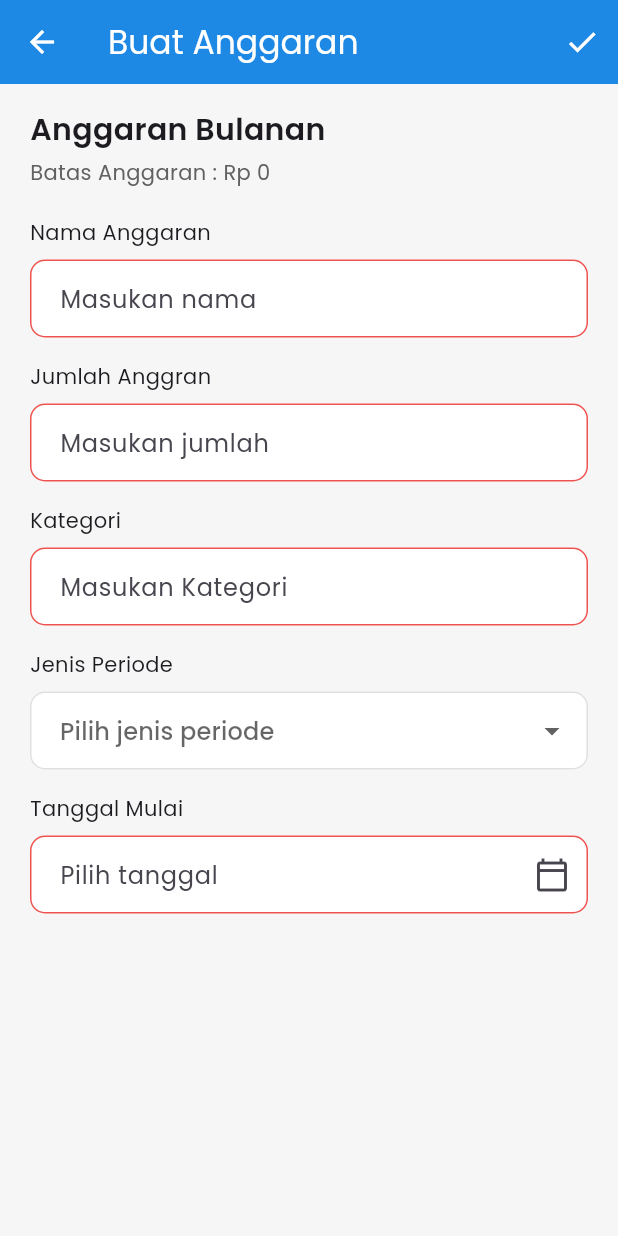
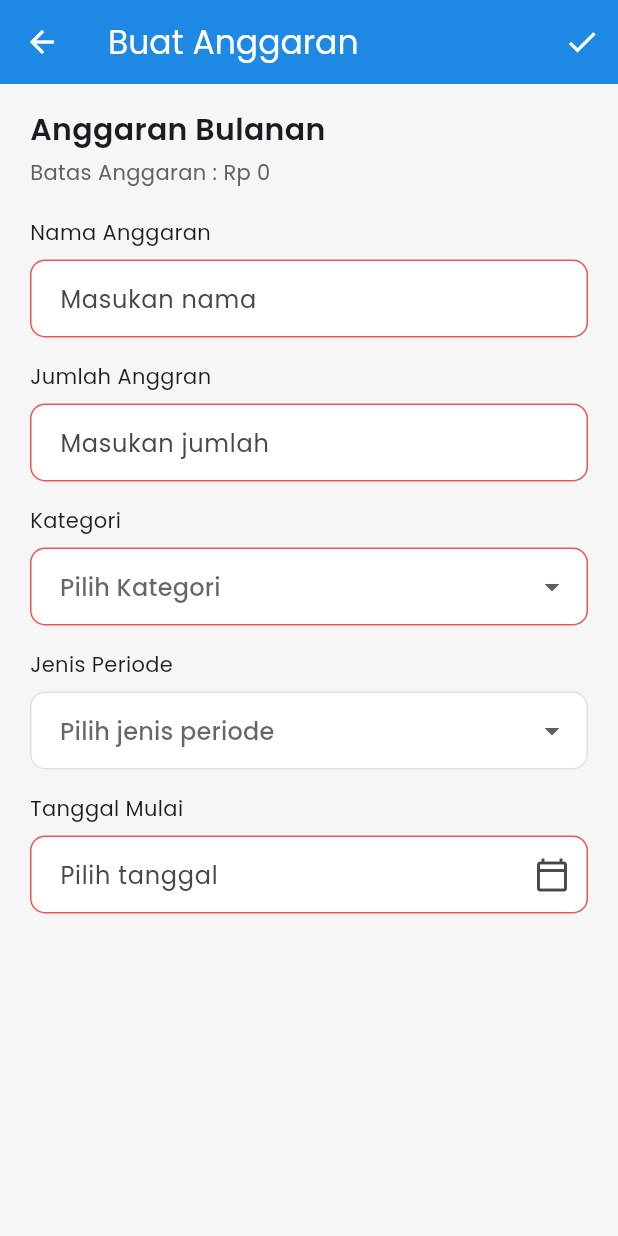
Before and after one commit to admiral-workumm/Your_moneyAPP, a Flutter app: the AnggaranView screen opened by its route, after a tap on the "check" icon, on a phone screen of 412 x 824 dp. Run offline on Flutter 3.47's test engine with Material 3 defaults, Android fonts, the phone set to English and light mode, and no system bars; our stand-ins replace flutter_local_notifications, get, get_storage, google_fonts, permission_handler, timezone; accounts and stored records are empty.

Commit message:
Perbaikan Integrasi dan reponsinve serta anggaran

```diff
--- /dev/null
+++ b/lib/app/data/categories.dart
@@ -0,0 +1,20 @@
+import 'package:flutter/material.dart';
+
+class CategoryItem {
+  final String label;
+  final IconData icon;
+  const CategoryItem(this.label, this.icon);
+}
+
+const List<CategoryItem> kDefaultCategories = [
+  CategoryItem('Makan', Icons.restaurant),
+  CategoryItem('Hiburan', Icons.sports_esports),
+  CategoryItem('Transportasi', Icons.directions_bus),
+  CategoryItem('Belanja', Icons.shopping_bag),
+  CategoryItem('Komunikasi', Icons.smartphone),
+  CategoryItem('Kesehatan', Icons.medical_services),
+  CategoryItem('Pendidikan', Icons.school),
+  CategoryItem('Home', Icons.home),
+  CategoryItem('Keluarga', Icons.groups),
+  CategoryItem('Lainnya', Icons.category),
+];
--- a/lib/app/modules/anggaran/views/anggaran_view.dart
+++ b/lib/app/modules/anggaran/views/anggaran_view.dart
@@ -1,6 +1,7 @@
 import 'package:flutter/material.dart';
 import 'package:get/get.dart';
 import 'package:your_money/app/data/models/anggaran.dart';
+import 'package:your_money/app/data/categories.dart';
 import 'package:your_money/app/modules/anggaran/controllers/anggaran_controller.dart';
 
 class AnggaranView extends StatefulWidget {
@@ -14,6 +15,7 @@ class _AnggaranViewState extends State<AnggaranView> {
   final _nameCtrl = TextEditingController();
   final _amountCtrl = TextEditingController();
   final _categoryCtrl = TextEditingController();
+  String? _selectedCategory;
   final _dateCtrl = TextEditingController();
 
   String? _period; // Jenis Periode
@@ -96,7 +98,8 @@ class _AnggaranViewState extends State<AnggaranView> {
               try {
                 final name = _nameCtrl.text.trim();
                 final amountStr = _amountCtrl.text.replaceAll('.', '').trim();
-                final category = _categoryCtrl.text.trim();
+                final category =
+                    (_selectedCategory ?? _categoryCtrl.text).trim();
                 final period = _period ?? 'Bulanan';
                 final dateText = _dateCtrl.text.trim();
 
@@ -206,10 +209,16 @@ class _AnggaranViewState extends State<AnggaranView> {
             const SizedBox(height: 16),
             const Text('Kategori'),
             const SizedBox(height: 8),
-            TextField(
-              controller: _categoryCtrl,
+            // Use shared category list via dropdown but keep TextField as fallback
+            DropdownButtonFormField<String>(
+              value: _selectedCategory,
+              items: kDefaultCategories
+                  .map((c) =>
+                      DropdownMenuItem(value: c.label, child: Text(c.label)))
+                  .toList(),
+              onChanged: (v) => setState(() => _selectedCategory = v),
               decoration:
-                  _inputDecoration('Masukan Kategori', isError: _categoryError),
+                  _inputDecoration('Pilih Kategori', isError: _categoryError),
             ),
             const SizedBox(height: 16),
             const Text('Jenis Periode'),
--- a/lib/app/modules/grafik/views/grafik_view.dart
+++ b/lib/app/modules/grafik/views/grafik_view.dart
@@ -125,7 +125,10 @@ class _GrafikViewState extends State<GrafikView> {
                     ],
                   ),
                   const SizedBox(height: 12),
-                  Row(
+                  SingleChildScrollView(
+                    scrollDirection: Axis.horizontal,
+                    physics: const BouncingScrollPhysics(),
+                    child: Row(
                       children: [
                         SmallChip(
                           label: 'Pengeluaran',
@@ -154,6 +157,7 @@ class _GrafikViewState extends State<GrafikView> {
                           }),
                         ),
                       ],
+                    ),
                   ),
                 ],
               ),
--- a/pubspec.yaml
+++ b/pubspec.yaml
@@ -15,7 +15,7 @@ dependencies:
   timezone: ^0.9.2
   permission_handler: ^11.0.1
   intl: ^0.19.0
-  google_fonts: ^6.1.0
+  google_fonts: ^5.0.0
   flutter:
     sdk: flutter
 
```
Also changed, not shown: lib/app/data/services/transaksi_service.dart (+52 -5 lines), lib/app/modules/kategori/views/kategori_view.dart (+2 -18 lines), pubspec.lock, 1 other file. Lines whose indentation alone changed are shown as unchanged.
